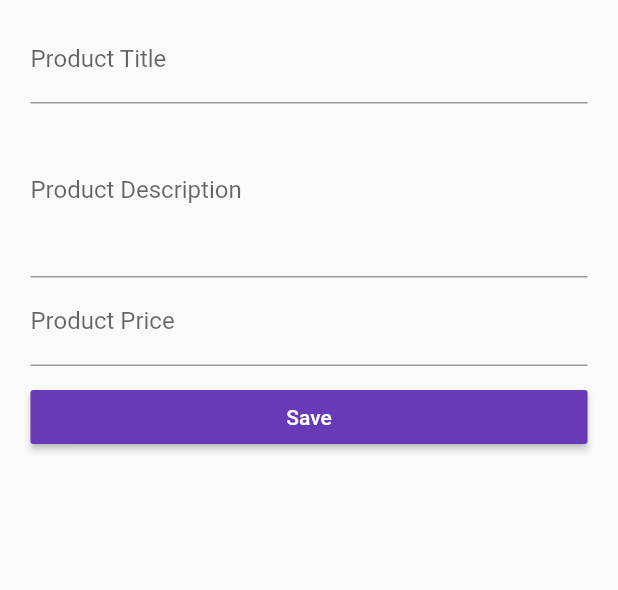
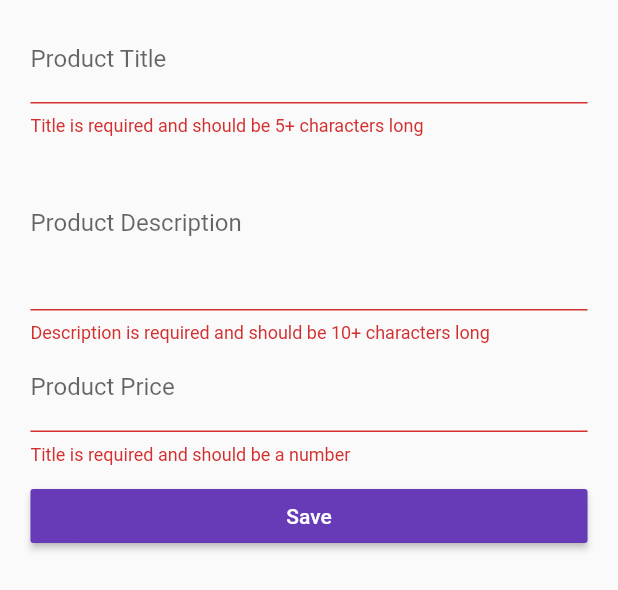
Before and after one commit to Dev-Anan/flutter_course, a Flutter app: the ProductCreatePage widget shown alone on an empty page, opened directly with empty values, after a tap on "Save", on a phone screen of 412 x 824 dp. Shown: the top 590 px of the screen. Run offline on Flutter 3.47's test engine with Material 2 defaults, Android fonts, the phone set to English and light mode, and no system bars.

Commit message:
submiting data

```diff
--- a/lib/pages/product_create.dart
+++ b/lib/pages/product_create.dart
@@ -12,53 +12,64 @@ class ProductCreatePage extends StatefulWidget {
 }
 
 class _ProductCreateSatate extends State<ProductCreatePage> {
-  String _titleValue;
-  String _descriptionValue;
-  double _priceValue;
+  final Map<String, dynamic> _formData = {
+    'title': null,
+    'description': null,
+    'price': null,
+    'image': 'assets/food.jpg'
+  };
+  final GlobalKey<FormState> _formKey = GlobalKey<FormState>();
 
   Widget _buildTitleTextField() {
-    return TextField(
+    return TextFormField(
       decoration: InputDecoration(labelText: 'Product Title'),
-      onChanged: (String value) {
-        setState(() {
-          _titleValue = value;
-        });
+      // autovalidate: true,
+      validator: (String value) {
+        if (value.isEmpty || value.length < 5) {
+          return 'Title is required and should be 5+ characters long';
+        }
+      },
+      onSaved: (String value) {
+        _formData['title'] = value;
       },
     );
   }
 
   Widget _buildDescriptionTextField() {
-    return TextField(
+    return TextFormField(
         maxLines: 4,
         decoration: InputDecoration(labelText: 'Product Description'),
-      onChanged: (String value) {
-        setState(() {
-          _descriptionValue = value;
+        validator: (String value) {
+          if (value.isEmpty || value.length < 10) {
+            return 'Description is required and should be 10+ characters long';
+          }
+        },
+        onSaved: (String value) {
+          _formData['description'] = value;
         });
-      },
-    );
   }
 
   Widget _buildPriceTextField() {
-    return TextField(
+    return TextFormField(
         keyboardType: TextInputType.number,
         decoration: InputDecoration(labelText: 'Product Price'),
-      onChanged: (String value) {
-        setState(() {
-          _priceValue = double.parse(value);
+        validator: (String value) {
+          if (value.isEmpty ||
+              RegExp(r'^(?:[1-9]\d*|0)?(?:[.,]\d+)?$').hasMatch(value)) {
+            return 'Title is required and should be a number';
+          }
+        },
+        onSaved: (String value) {
+          _formData['price'] = double.parse(value);
         });
-      },
-    );
   }
 
   void _submitForm() {
-    final Map<String, dynamic> product = {
-      'title': _titleValue,
-      'description': _descriptionValue,
-      'price': _priceValue,
-      'image': 'assets/food.jpg'
-    };
-    widget.addProduct(product);
+    if (_formKey.currentState.validate()) {
+      return;
+    }
+    _formKey.currentState.save();
+    widget.addProduct(_formData);
     Navigator.pushReplacementNamed(context, '/products');
   }
 
@@ -68,8 +79,14 @@ class _ProductCreateSatate extends State<ProductCreatePage> {
     final double targetWidth = deviceWidth > 550.0 ? 500.0 : deviceWidth * 0.95;
     final double targetPadding = deviceWidth - targetWidth;
 
-    return Container(
+    return GestureDetector(
+      onTap: () {
+        FocusScope.of(context).requestFocus(FocusNode());
+      },
+      child: Container(
         margin: EdgeInsets.all(10.0),
+        child: Form(
+          key: _formKey,
           child: ListView(
             padding: EdgeInsets.symmetric(horizontal: targetPadding / 2),
             children: <Widget>[
@@ -84,15 +101,9 @@ class _ProductCreateSatate extends State<ProductCreatePage> {
                 textColor: Colors.white,
                 onPressed: _submitForm,
               )
-          // GestureDetector(
-          //   onTap: _submitForm,
-          //   child: Container(
-          //     color: Colors.green,
-          //     padding: EdgeInsets.all(5.0),
-          //     child: Text('My Button'),
-          //   ),
-          // )
             ],
+          ),
+        ),
       ),
     );
   }
```
Also changed, not shown: lib/pages/auth.dart (+33 -17 lines). Lines whose indentation alone changed are shown as unchanged.
